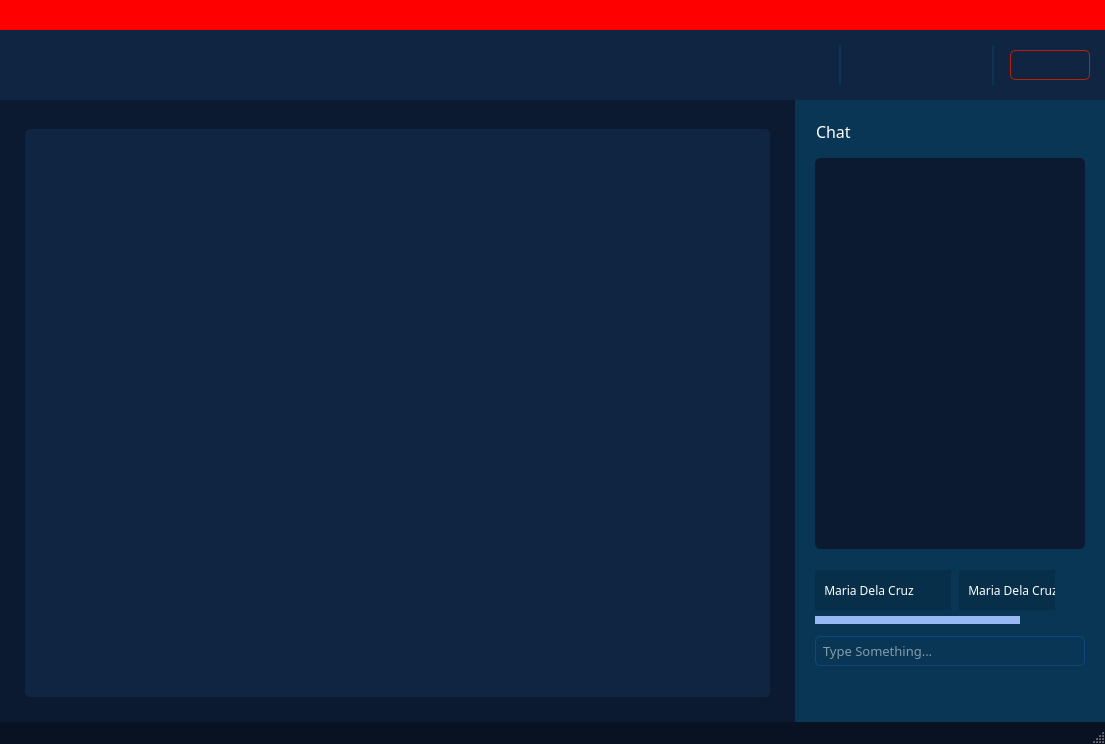
ZVDCM/Horace, file Teachers/Misc/Templates/meeting.ui: the form before one commit.
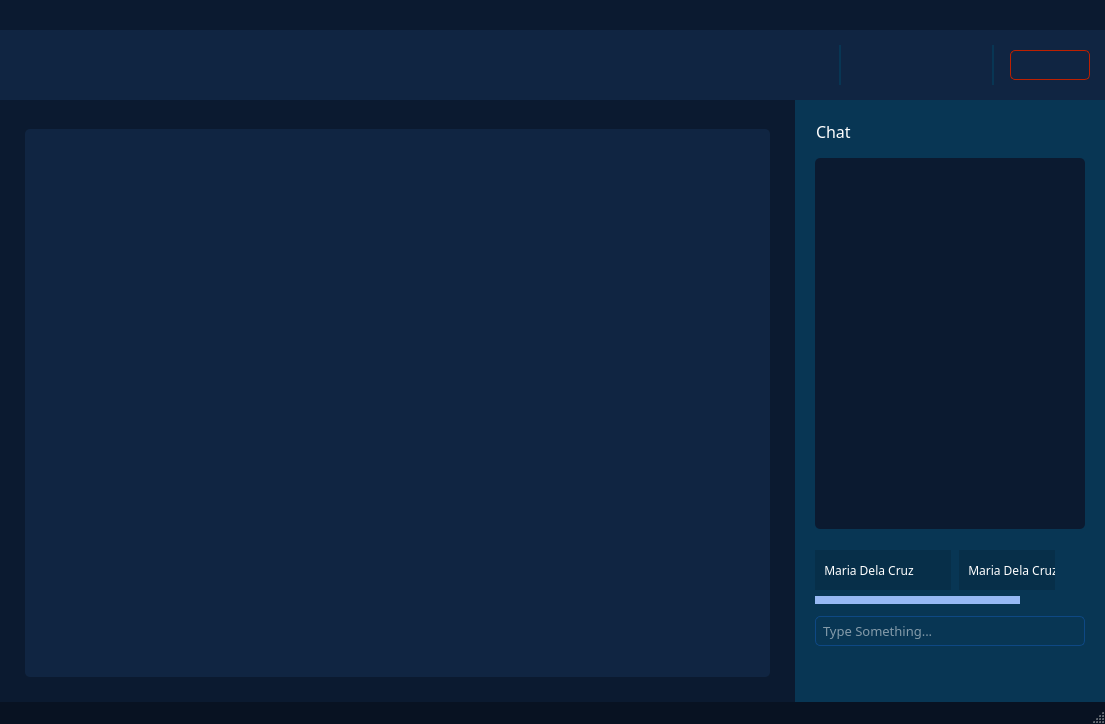
The form after the commit. The open tabs and pages were chosen to show the change. Icons and pictures are not drawn.

Commit message: Teacher Student Meeting Done

Patch:
```diff
--- a/Teachers/Misc/Templates/meeting.ui
+++ b/Teachers/Misc/Templates/meeting.ui
@@ -7,7 +7,7 @@
     <x>0</x>
     <y>0</y>
     <width>1105</width>
-    <height>744</height>
+    <height>724</height>
    </rect>
   </property>
   <property name="windowTitle">
@@ -104,7 +104,7 @@
        </size>
       </property>
       <property name="styleSheet">
-       <string notr="true">background: red;</string>
+       <string notr="true">	background: #0B1A30;</string>
       </property>
       <layout class="QHBoxLayout" name="horizontalLayout_2">
        <property name="spacing">
@@ -593,8 +593,8 @@
                  <rect>
                   <x>0</x>
                   <y>0</y>
-                  <width>100</width>
-                  <height>30</height>
+                  <width>743</width>
+                  <height>548</height>
                  </rect>
                 </property>
                 <property name="styleSheet">
@@ -992,7 +992,7 @@
                   <x>0</x>
                   <y>0</y>
                   <width>270</width>
-                  <height>384</height>
+                  <height>364</height>
                  </rect>
                 </property>
                 <property name="styleSheet">
@@ -1087,7 +1087,7 @@
                        <x>0</x>
                        <y>0</y>
                        <width>258</width>
-                       <height>52</height>
+                       <height>43</height>
                       </rect>
                      </property>
                      <layout class="QHBoxLayout" name="horizontalLayout_15">
```
Left out of the diff: 2 changed lines with no effect on the pictures. The commit also changes 38 other files.
